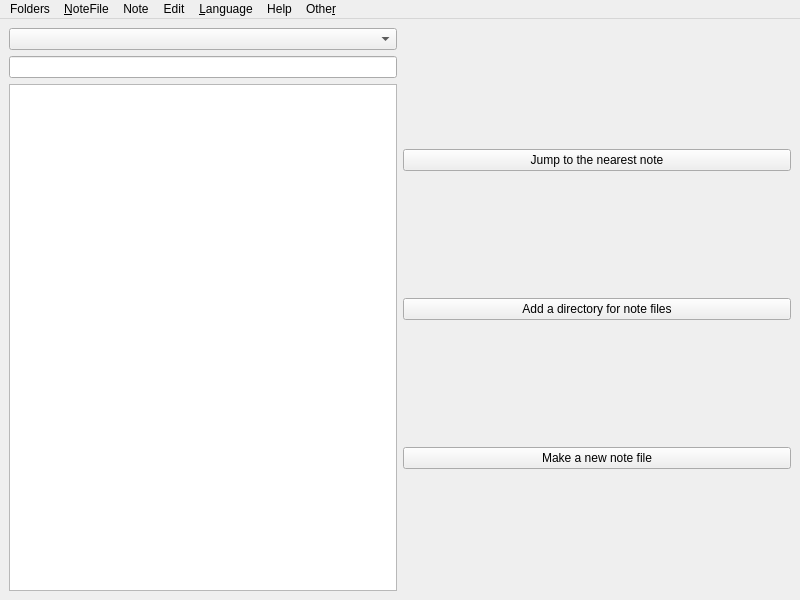
Before: the Qt Designer form misli_desktop/misliwindow.ui in v-ko/pamet, drawn with Qt 5.
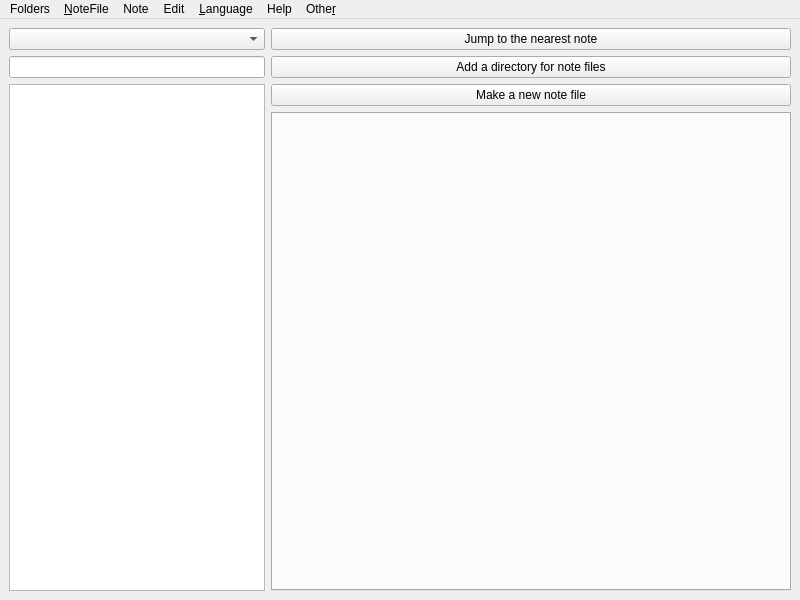
After: the same form once the commit is applied.

The edit to the form file:
```diff
--- a/misli_desktop/misliwindow.ui
+++ b/misli_desktop/misliwindow.ui
@@ -74,6 +74,9 @@
         </property>
        </widget>
       </item>
+      <item>
+       <widget class="QTabWidget" name="tabWidget"/>
+      </item>
      </layout>
     </item>
    </layout>
```
Left out of the diff: 8 changed lines with no effect on the pictures.
